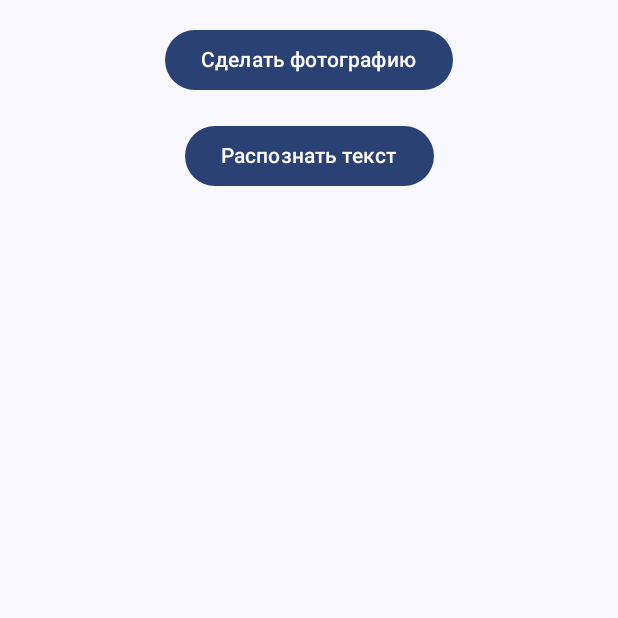
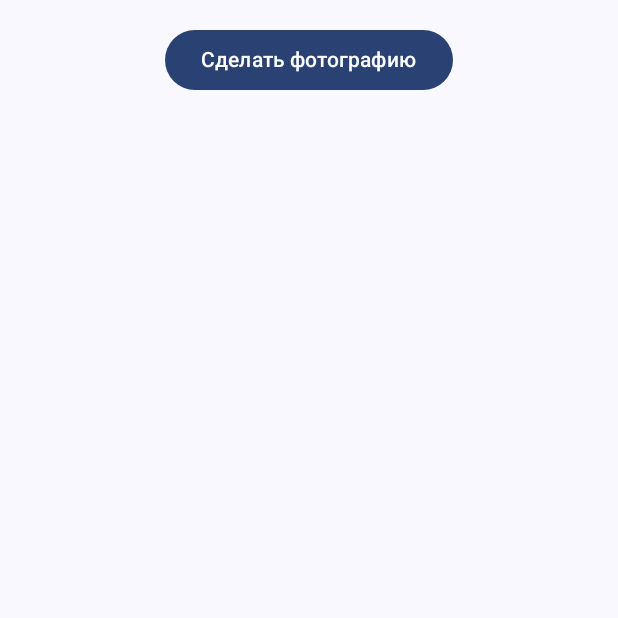
Before and after one commit to Richeansss/Granta, an Android app built with Jetpack Compose: the ImageRecognizerActivity screen opened directly, with no data from a screen before it, on a phone screen of 412 x 824 dp, the top half of it. Run offline under Robolectric (Android 15) with nearby library versions, the phone set to English and light mode, and no system bars; libraries missing offline, so code that uses them is left out: androidx.camera.core, androidx.camera.lifecycle, androidx.camera.view, com.google.android.gms, com.googlecode.tesseract; 4 statements that could not run were skipped.

Commit message:
Add Files

```diff
--- a/app/src/main/java/com/example/granta/ImageRecognitionScreen.kt
+++ b/app/src/main/java/com/example/granta/ImageRecognitionScreen.kt
@@ -78,7 +78,7 @@ fun imageRecognitionScreen(textRecognizer: TextRecognizer, photoUri: Uri?, onTak
             modifier = Modifier
                 .weight(1f)
                 .fillMaxSize(),
-            verticalArrangement = Arrangement.spacedBy(8.dp)
+            verticalArrangement = Arrangement.spacedBy(2.dp)
         ) {
             item {
                 bitmap?.let {
@@ -166,7 +166,7 @@ fun CameraScreen(onTakePhoto: () -> Unit) {
     Column(
         modifier = Modifier
             .fillMaxSize()
-            .padding(16.dp),
+            .padding(top = 16.dp),
         verticalArrangement = Arrangement.Center,
         horizontalAlignment = Alignment.CenterHorizontally
     ) {
@@ -200,19 +200,16 @@ fun RecognizeTextButton(onClick: () -> Unit) {
 }
 
 @Composable
-fun imageRecognitionMenu(onTakePhoto: () -> Unit, onRecognizeText: () -> Unit) {
+fun imageRecognitionMenu(onTakePhoto: () -> Unit) {
     Column(
         modifier = Modifier
             .fillMaxSize()
             .padding(16.dp),
-        verticalArrangement = Arrangement.spacedBy(16.dp),
+        verticalArrangement = Arrangement.spacedBy(8.dp),
         horizontalAlignment = Alignment.CenterHorizontally
     ) {
         Button(onClick = onTakePhoto) {
             Text("Сделать фотографию")
-        }
-        Button(onClick = onRecognizeText) {
-            Text("Распознать текст")
         }
     }
 }
--- a/app/src/main/java/com/example/granta/ImageRecognizerActivity.kt
+++ b/app/src/main/java/com/example/granta/ImageRecognizerActivity.kt
@@ -138,7 +138,6 @@ class ImageRecognizerActivity : AppCompatActivity() {
             !isPhotoTaken && photoUri == null -> {
                 imageRecognitionMenu(
                     onTakePhoto = { cameraViewModel.setPhotoTaken(true) },
-                    onRecognizeText = { /* No action needed */ }
                 )
             }
             isPhotoTaken -> {
--- a/app/src/main/java/com/example/granta/MainActivity.kt
+++ b/app/src/main/java/com/example/granta/MainActivity.kt
@@ -134,7 +134,7 @@ class MainActivity : AppCompatActivity() {
     private fun changeMonth(amount: Int) {
         currentDate = currentDate.plusMonths(amount.toLong())
 
-        // Load money per 24 hours for the new month
+        // Загрузка кол-ва денег за 24 часа сдледующего месяца
         moneyPer24Hours = sharedPreferences.getInt("${currentDate.year}_${currentDate.monthValue}_money_per_24_hours", 4000)
 
         updateCalendar()
--- a/app/src/main/java/com/example/granta/ui/theme/Color.kt
+++ b/app/src/main/java/com/example/granta/ui/theme/Color.kt
@@ -5,7 +5,8 @@ import androidx.compose.ui.graphics.Color
 val Purple80 = Color(0xFFD0BCFF)
 val PurpleGrey80 = Color(0xFFCCC2DC)
 val Pink80 = Color(0xFFEFB8C8)
+val BackGroundLight = Color(0xFFFFFBFE)
 
-val Purple40 = Color(0xFF6650a4)
+val Purple40 = Color(0xFF524C42)
 val PurpleGrey40 = Color(0xFF625b71)
 val Pink40 = Color(0xFF7D5260)
--- a/app/src/main/java/com/example/granta/ui/theme/Theme.kt
+++ b/app/src/main/java/com/example/granta/ui/theme/Theme.kt
@@ -2,12 +2,7 @@ package com.example.granta.ui.theme
 
 import android.app.Activity
 import android.os.Build
-import androidx.compose.foundation.isSystemInDarkTheme
-import androidx.compose.material3.MaterialTheme
-import androidx.compose.material3.darkColorScheme
-import androidx.compose.material3.dynamicDarkColorScheme
-import androidx.compose.material3.dynamicLightColorScheme
-import androidx.compose.material3.lightColorScheme
+import androidx.compose.material3.*
 import androidx.compose.runtime.Composable
 import androidx.compose.runtime.SideEffect
 import androidx.compose.ui.graphics.toArgb
@@ -16,18 +11,22 @@ import androidx.compose.ui.platform.LocalView
 import androidx.core.view.WindowCompat
 
 private val DarkColorScheme = darkColorScheme(
-    primary = Purple80,
-    secondary = PurpleGrey80,
-    tertiary = Pink80
+    primary = Purple40,
+    secondary = PurpleGrey40,
+    background = BackGroundLight,
+    tertiary = Pink40,
+
+
 )
 
 private val LightColorScheme = lightColorScheme(
     primary = Purple40,
     secondary = PurpleGrey40,
+    background = BackGroundLight,
     tertiary = Pink40
 
     /* Other default colors to override
-    background = Color(0xFFFFFBFE),
+    ,
     surface = Color(0xFFFFFBFE),
     onPrimary = Color.White,
     onSecondary = Color.White,
@@ -39,7 +38,7 @@ private val LightColorScheme = lightColorScheme(
 
 @Composable
 fun GrantaTheme(
-    darkTheme: Boolean = isSystemInDarkTheme(),
+    darkTheme: Boolean = false,
     // Dynamic color is available on Android 12+
     dynamicColor: Boolean = true,
     content: @Composable () -> Unit
```
